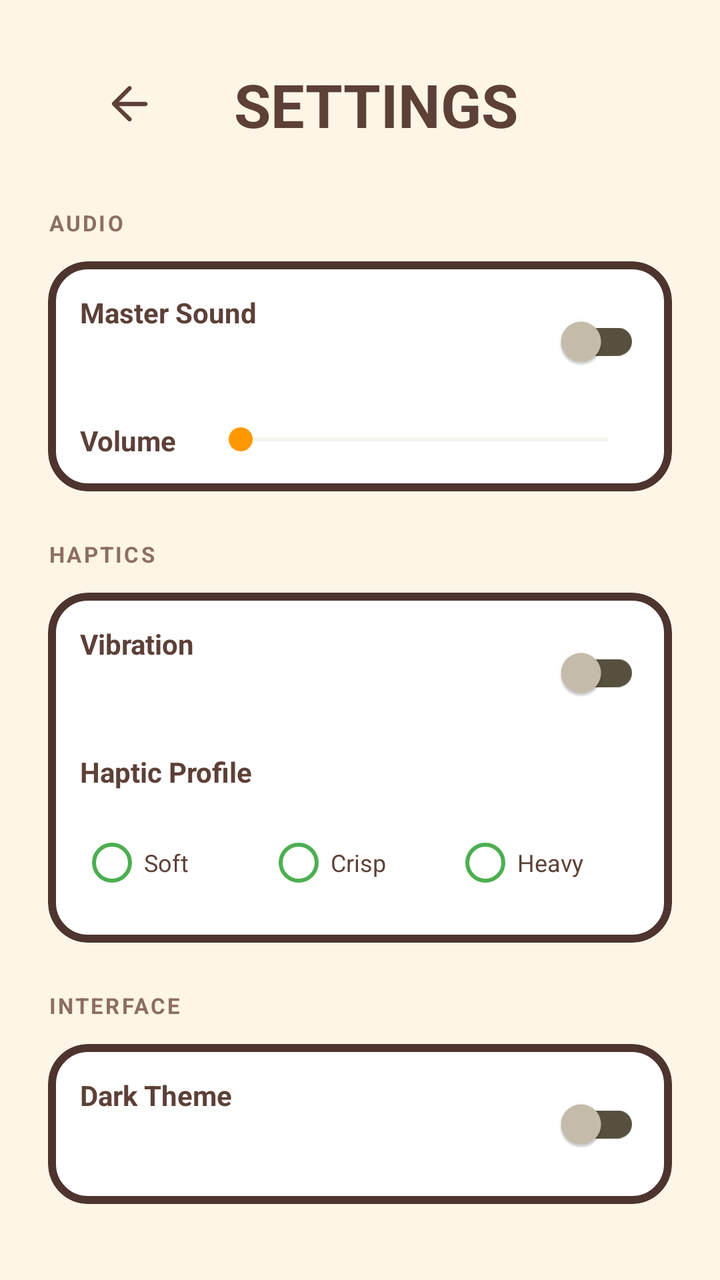
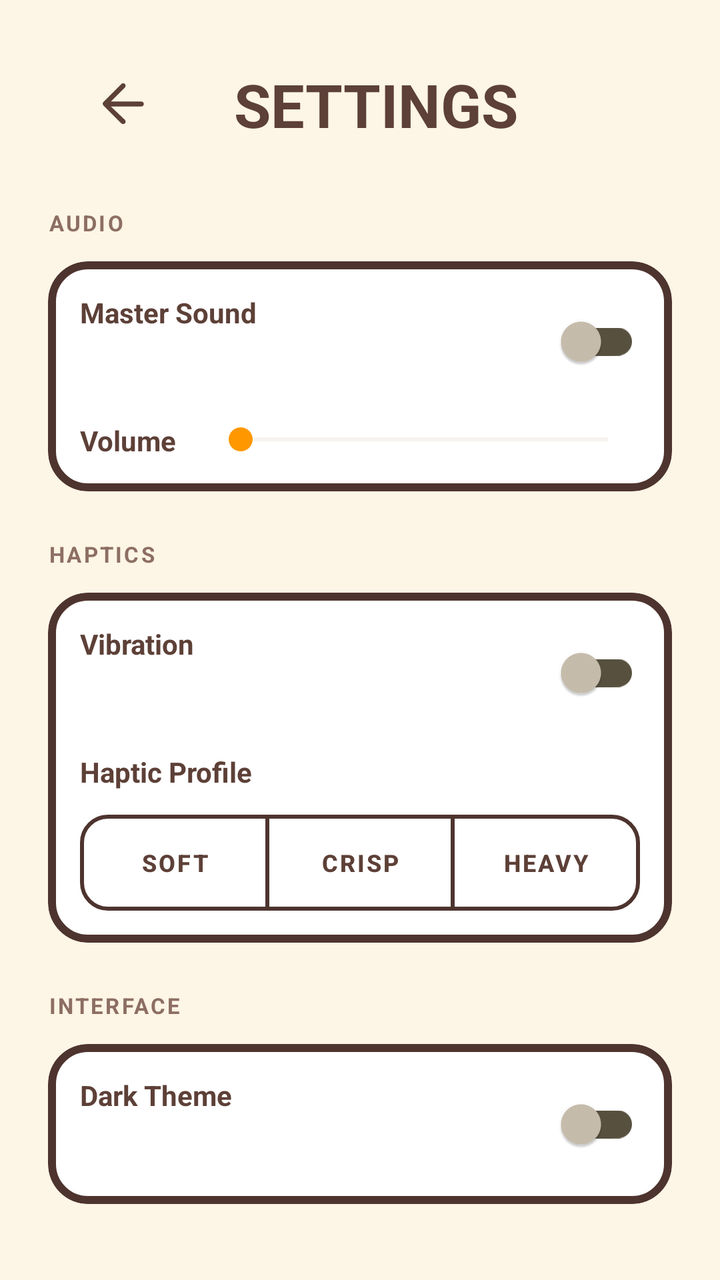

Two renders of the same Android screen: before a commit and after it. Below are the layout's source before the change and the commit's diff.
<!-- AndroidManifest.xml: activity theme Theme.Shell -->
<!-- res/layout/activity_settings.xml -->
<?xml version="1.0" encoding="utf-8"?>

<androidx.constraintlayout.widget.ConstraintLayout
    xmlns:android="http://schemas.android.com/apk/res/android"
    xmlns:app="http://schemas.android.com/apk/res-auto"
    android:layout_width="match_parent"
    android:layout_height="match_parent"
    android:background="@color/studio_background"
    android:padding="24dp">

    <androidx.appcompat.widget.Toolbar
        android:id="@+id/toolbar"
        android:layout_width="match_parent"
        android:layout_height="?attr/actionBarSize"
        android:background="@android:color/transparent"
        app:layout_constraintTop_toTopOf="parent"
        app:layout_constraintStart_toStartOf="parent"
        app:layout_constraintEnd_toEndOf="parent">

        <androidx.constraintlayout.widget.ConstraintLayout
            android:layout_width="match_parent"
            android:layout_height="match_parent">

            <ImageButton
                android:id="@+id/btnBack"
                android:layout_width="48dp"
                android:layout_height="48dp"
                android:background="?attr/selectableItemBackgroundBorderless"
                android:src="@drawable/ic_back_arrow"
                android:contentDescription="Back"
                app:layout_constraintStart_toStartOf="parent"
                app:layout_constraintTop_toTopOf="parent"
                app:layout_constraintBottom_toBottomOf="parent" />

            <TextView
                android:layout_width="wrap_content"
                android:layout_height="wrap_content"
                android:text="SETTINGS"
                android:textColor="@color/studio_on_background"
                android:textSize="@dimen/text_display_size"
                android:textStyle="bold"
                android:textAllCaps="true"
                app:layout_constraintStart_toStartOf="parent"
                app:layout_constraintEnd_toEndOf="parent"
                app:layout_constraintTop_toTopOf="parent"
                app:layout_constraintBottom_toBottomOf="parent" />

        </androidx.constraintlayout.widget.ConstraintLayout>
    </androidx.appcompat.widget.Toolbar>

    <androidx.core.widget.NestedScrollView
        android:layout_width="match_parent"
        android:layout_height="0dp"
        app:layout_constraintTop_toBottomOf="@id/toolbar"
        app:layout_constraintBottom_toBottomOf="parent"
        android:layout_marginTop="24dp">

        <LinearLayout
            android:layout_width="match_parent"
            android:layout_height="wrap_content"
            android:orientation="vertical">

            
            <TextView
                android:layout_width="wrap_content"
                android:layout_height="wrap_content"
                android:text="AUDIO"
                android:textColor="@color/studio_border"
                android:textSize="11sp"
                android:textStyle="bold"
                android:textAllCaps="true"
                android:letterSpacing="0.1"
                android:layout_marginBottom="12dp"/>

            <com.google.android.material.card.MaterialCardView
                android:layout_width="match_parent"
                android:layout_height="wrap_content"
                app:cardCornerRadius="@dimen/radius_card"
                app:cardElevation="0dp"
                app:strokeColor="@color/studio_border_dark"
                app:strokeWidth="@dimen/border_thickness"
                android:backgroundTint="@color/studio_surface"
                android:layout_marginBottom="24dp">
                <LinearLayout
                    android:layout_width="match_parent"
                    android:layout_height="wrap_content"
                    android:orientation="vertical"
                    android:padding="16dp">

                    <androidx.constraintlayout.widget.ConstraintLayout
                        android:layout_width="match_parent"
                        android:layout_height="wrap_content"
                        android:layout_marginBottom="16dp">
                        <TextView
                            android:id="@+id/tvSoundLabel"
                            android:layout_width="wrap_content"
                            android:layout_height="wrap_content"
                            android:text="Master Sound"
                            android:textColor="@color/studio_on_background"
                            android:textStyle="bold"
                            app:layout_constraintStart_toStartOf="parent"
                            app:layout_constraintTop_toTopOf="parent"/>
                        <com.google.android.material.switchmaterial.SwitchMaterial
                            android:id="@+id/switchSound"
                            android:layout_width="wrap_content"
                            android:layout_height="wrap_content"
                            app:thumbTint="@color/switch_thumb"
                            app:trackTint="@color/switch_track"
                            app:layout_constraintEnd_toEndOf="parent"
                            app:layout_constraintTop_toTopOf="parent"/>
                    </androidx.constraintlayout.widget.ConstraintLayout>

                    <androidx.constraintlayout.widget.ConstraintLayout
                        android:layout_width="match_parent"
                        android:layout_height="wrap_content">
                        <TextView
                            android:id="@+id/tvVolumeLabel"
                            android:layout_width="wrap_content"
                            android:layout_height="wrap_content"
                            android:text="Volume"
                            android:textColor="@color/studio_on_background"
                            android:textStyle="bold"
                            app:layout_constraintStart_toStartOf="parent"
                            app:layout_constraintTop_toTopOf="parent"/>
                        <SeekBar
                            android:id="@+id/seekVolume"
                            android:layout_width="0dp"
                            android:layout_height="wrap_content"
                            android:max="100"
                            android:progressTint="@color/studio_accent"
                            android:progressBackgroundTint="@color/studio_muted"
                            android:thumbTint="@color/studio_accent"
                            app:layout_constraintEnd_toEndOf="parent"
                            app:layout_constraintStart_toEndOf="@id/tvVolumeLabel"
                            app:layout_constraintTop_toTopOf="parent"
                            android:layout_marginStart="16dp"/>
                    </androidx.constraintlayout.widget.ConstraintLayout>
                </LinearLayout>
            </com.google.android.material.card.MaterialCardView>

            
            <TextView
                android:layout_width="wrap_content"
                android:layout_height="wrap_content"
                android:text="HAPTICS"
                android:textColor="@color/studio_border"
                android:textSize="11sp"
                android:textStyle="bold"
                android:textAllCaps="true"
                android:letterSpacing="0.1"
                android:layout_marginBottom="12dp"/>

            <com.google.android.material.card.MaterialCardView
                android:layout_width="match_parent"
                android:layout_height="wrap_content"
                app:cardCornerRadius="@dimen/radius_card"
                app:cardElevation="0dp"
                app:strokeColor="@color/studio_border_dark"
                app:strokeWidth="@dimen/border_thickness"
                android:backgroundTint="@color/studio_surface"
                android:layout_marginBottom="24dp">
                <LinearLayout
                    android:layout_width="match_parent"
                    android:layout_height="wrap_content"
                    android:orientation="vertical"
                    android:padding="16dp">

                    <androidx.constraintlayout.widget.ConstraintLayout
                        android:layout_width="match_parent"
                        android:layout_height="wrap_content"
                        android:layout_marginBottom="16dp">
                        <TextView
                            android:layout_width="wrap_content"
                            android:layout_height="wrap_content"
                            android:text="Vibration"
                            android:textColor="@color/studio_on_background"
                            android:textStyle="bold"
                            app:layout_constraintStart_toStartOf="parent"
                            app:layout_constraintTop_toTopOf="parent"/>
                        <com.google.android.material.switchmaterial.SwitchMaterial
                            android:id="@+id/switchVibe"
                            android:layout_width="wrap_content"
                            android:layout_height="wrap_content"
                            app:thumbTint="@color/switch_thumb"
                            app:trackTint="@color/switch_track"
                            app:layout_constraintEnd_toEndOf="parent"
                            app:layout_constraintTop_toTopOf="parent"/>
                    </androidx.constraintlayout.widget.ConstraintLayout>

                    <TextView
                        android:layout_width="wrap_content"
                        android:layout_height="wrap_content"
                        android:text="Haptic Profile"
                        android:textColor="@color/studio_on_background"
                        android:textStyle="bold"
                        android:layout_marginBottom="12dp"/>
                    <RadioGroup
                        android:id="@+id/rgHaptic"
                        android:layout_width="match_parent"
                        android:layout_height="wrap_content"
                        android:orientation="horizontal">
                        <RadioButton
                            android:id="@+id/rbHapticSoft"
                            android:layout_width="0dp"
                            android:layout_height="wrap_content"
                            android:layout_weight="1"
                            android:buttonTint="@color/studio_primary"
                            android:text="Soft"
                            android:textColor="@color/studio_on_background"
                            android:textSize="12sp"/>
                        <RadioButton
                            android:id="@+id/rbHapticCrisp"
                            android:layout_width="0dp"
                            android:layout_height="wrap_content"
                            android:layout_weight="1"
                            android:buttonTint="@color/studio_primary"
                            android:text="Crisp"
                            android:textColor="@color/studio_on_background"
                            android:textSize="12sp"/>
                        <RadioButton
                            android:id="@+id/rbHapticHeavy"
                            android:layout_width="0dp"
                            android:layout_height="wrap_content"
                            android:layout_weight="1"
                            android:buttonTint="@color/studio_primary"
                            android:text="Heavy"
                            android:textColor="@color/studio_on_background"
                            android:textSize="12sp"/>
                        </RadioGroup>
                    </LinearLayout>
                </com.google.android.material.card.MaterialCardView>

            
            <TextView
                android:layout_width="wrap_content"
                android:layout_height="wrap_content"
                android:text="INTERFACE"
                android:textColor="@color/studio_border"
                android:textSize="11sp"
                android:textStyle="bold"
                android:textAllCaps="true"
                android:letterSpacing="0.1"
                android:layout_marginBottom="12dp"/>

            <com.google.android.material.card.MaterialCardView
                android:layout_width="match_parent"
                android:layout_height="wrap_content"
                app:cardCornerRadius="@dimen/radius_card"
                app:cardElevation="0dp"
                app:strokeColor="@color/studio_border_dark"
                app:strokeWidth="@dimen/border_thickness"
                android:backgroundTint="@color/studio_surface"
                android:layout_marginBottom="24dp">
                <androidx.constraintlayout.widget.ConstraintLayout
                    android:layout_width="match_parent"
                    android:layout_height="wrap_content"
                    android:padding="16dp">
                    <TextView
                        android:layout_width="wrap_content"
                        android:layout_height="wrap_content"
                        android:text="Dark Theme"
                        android:textColor="@color/studio_on_background"
                        android:textStyle="bold"
                        app:layout_constraintStart_toStartOf="parent"
                        app:layout_constraintTop_toTopOf="parent"/>
                    <com.google.android.material.switchmaterial.SwitchMaterial
                        android:id="@+id/switchTheme"
                        android:layout_width="wrap_content"
                        android:layout_height="wrap_content"
                        app:thumbTint="@color/switch_thumb"
                        app:trackTint="@color/switch_track"
                        app:layout_constraintEnd_toEndOf="parent"
                        app:layout_constraintTop_toTopOf="parent"/>
                </androidx.constraintlayout.widget.ConstraintLayout>
            </com.google.android.material.card.MaterialCardView>

        </LinearLayout>
    </androidx.core.widget.NestedScrollView>
</androidx.constraintlayout.widget.ConstraintLayout>
<!-- resources referenced by this layout -->
<resources>
  <color name="studio_accent">#FF9800</color>
  <color name="studio_background">#FDF5E6</color>
  <color name="studio_border">#8D6E63</color>
  <color name="studio_border_dark">#4E342E</color>
  <color name="studio_muted">#E0D5C1</color>
  <color name="studio_on_background">#5D4037</color>
  <color name="studio_primary">#4CAF50</color>
  <color name="studio_surface">#FFFFFF</color>
  <dimen name="border_thickness">4dp</dimen>
  <dimen name="radius_card">20dp</dimen>
  <dimen name="text_display_size">30sp</dimen>
  <!-- drawable ic_back_arrow (drawable) -->
  <?xml version="1.0" encoding="utf-8"?>
  
  <vector xmlns:android="http://schemas.android.com/apk/res/android"
      android:width="26dp"
      android:height="26dp"
      android:viewportWidth="24"
      android:viewportHeight="24">
      
      <path
          android:fillColor="@color/studio_on_background"
          android:pathData="M20,11H7.83l5.59,-5.59c0.39,-0.39 0.39,-1.02 0,-1.41 -0.39,-0.39 -1.02,-0.39 -1.41,0l-7.17,7.17c-0.39,0.39 -0.39,1.02 0,1.41l7.17,7.17c0.2,0.2 0.45,0.29 0.71,0.29 0.26,0 0.51,-0.1 0.71,-0.29 0.39,-0.39 0.39,-1.02 0,-1.41L7.83,13H20c0.55,0 1,-0.45 1,-1s-0.45,-1 -1,-1z"/>
  </vector>
  <style name="Theme.Shell" parent="Theme.MaterialComponents.DayNight.NoActionBar">
          <item name="colorPrimary">@color/studio_ink</item>
          <item name="colorPrimaryVariant">@color/studio_ink</item>
          <item name="colorOnPrimary">@color/white</item>
          <item name="colorSecondary">@color/studio_accent</item>
          <item name="colorSecondaryVariant">@color/studio_accent</item>
          <item name="colorOnSecondary">@color/white</item>
          <item name="android:colorAccent">@color/studio_accent</item>
          <item name="android:statusBarColor">@color/studio_background</item>
          <item name="android:windowLightStatusBar">true</item>
          <item name="android:windowBackground">@color/studio_background</item>
      </style>
  <color name="studio_ink">#5D4037</color>
  <color name="white">#FFFFFFFF</color>
</resources>

<!-- the commit's change to res/layout/activity_settings.xml (unified diff, before → after) -->
@@ -23,8 +23,9 @@
 
             <ImageButton
                 android:id="@+id/btnBack"
-                android:layout_width="48dp"
-                android:layout_height="48dp"
+                android:layout_width="56dp"
+                android:layout_height="56dp"
+                android:layout_marginStart="-8dp"
                 android:background="?attr/selectableItemBackgroundBorderless"
                 android:src="@drawable/ic_back_arrow"
                 android:contentDescription="Back"
@@ -194,39 +195,75 @@
                         android:textColor="@color/studio_on_background"
                         android:textStyle="bold"
                         android:layout_marginBottom="12dp"/>
-                    <RadioGroup
-                        android:id="@+id/rgHaptic"
+                    <com.google.android.material.button.MaterialButtonToggleGroup
+                        android:id="@+id/toggleHaptic"
                         android:layout_width="match_parent"
                         android:layout_height="wrap_content"
-                        android:orientation="horizontal">
-                        <RadioButton
-                            android:id="@+id/rbHapticSoft"
+                        app:singleSelection="true"
+                        app:selectionRequired="true">
+
+                        <Button
+                            android:id="@+id/toggleHapticSoft"
+                            style="?attr/materialButtonOutlinedStyle"
                             android:layout_width="0dp"
                             android:layout_height="wrap_content"
                             android:layout_weight="1"
-                            android:buttonTint="@color/studio_primary"
-                            android:text="Soft"
-                            android:textColor="@color/studio_on_background"
-                            android:textSize="12sp"/>
-                        <RadioButton
-                            android:id="@+id/rbHapticCrisp"
+                            android:layout_marginEnd="6dp"
+                            android:insetTop="0dp"
+                            android:insetBottom="0dp"
+                            android:paddingTop="12dp"
+                            android:paddingBottom="12dp"
+                            android:text="SOFT"
+                            android:textSize="12sp"
+                            android:textStyle="bold"
+                            android:textColor="@color/haptic_btn_text"
+                            app:backgroundTint="@color/haptic_btn_bg"
+                            app:strokeColor="@color/haptic_btn_stroke"
+                            app:strokeWidth="2dp"
+                            app:cornerRadius="14dp"
+                            app:rippleColor="#22388E3C"/>
+
+                        <Button
+                            android:id="@+id/toggleHapticCrisp"
+                            style="?attr/materialButtonOutlinedStyle"
                             android:layout_width="0dp"
                             android:layout_height="wrap_content"
                             android:layout_weight="1"
-                            android:buttonTint="@color/studio_primary"
-                            android:text="Crisp"
-                            android:textColor="@color/studio_on_background"
-                            android:textSize="12sp"/>
-                        <RadioButton
-                            android:id="@+id/rbHapticHeavy"
+                            android:layout_marginEnd="6dp"
+                            android:insetTop="0dp"
+                            android:insetBottom="0dp"
+                            android:paddingTop="12dp"
+                            android:paddingBottom="12dp"
+                            android:text="CRISP"
+                            android:textSize="12sp"
+                            android:textStyle="bold"
+                            android:textColor="@color/haptic_btn_text"
+                            app:backgroundTint="@color/haptic_btn_bg"
+                            app:strokeColor="@color/haptic_btn_stroke"
+                            app:strokeWidth="2dp"
+                            app:cornerRadius="14dp"
+                            app:rippleColor="#22388E3C"/>
+
+                        <Button
+                            android:id="@+id/toggleHapticHeavy"
+                            style="?attr/materialButtonOutlinedStyle"
                             android:layout_width="0dp"
                             android:layout_height="wrap_content"
                             android:layout_weight="1"
-                            android:buttonTint="@color/studio_primary"
-                            android:text="Heavy"
-                            android:textColor="@color/studio_on_background"
-                            android:textSize="12sp"/>
-                        </RadioGroup>
+                            android:insetTop="0dp"
+                            android:insetBottom="0dp"
+                            android:paddingTop="12dp"
+                            android:paddingBottom="12dp"
+                            android:text="HEAVY"
+                            android:textSize="12sp"
+                            android:textStyle="bold"
+                            android:textColor="@color/haptic_btn_text"
+                            app:backgroundTint="@color/haptic_btn_bg"
+                            app:strokeColor="@color/haptic_btn_stroke"
+                            app:strokeWidth="2dp"
+                            app:cornerRadius="14dp"
+                            app:rippleColor="#22388E3C"/>
+                    </com.google.android.material.button.MaterialButtonToggleGroup>
                     </LinearLayout>
                 </com.google.android.material.card.MaterialCardView>
 
<!-- resource entries referenced after the edit -->
@@ -6,7 +6,6 @@
   <color name="studio_border_dark">#4E342E</color>
   <color name="studio_muted">#E0D5C1</color>
   <color name="studio_on_background">#5D4037</color>
-  <color name="studio_primary">#4CAF50</color>
   <color name="studio_surface">#FFFFFF</color>
   <dimen name="border_thickness">4dp</dimen>
   <dimen name="radius_card">20dp</dimen>
@@ -15,8 +14,8 @@
   <?xml version="1.0" encoding="utf-8"?>
   
   <vector xmlns:android="http://schemas.android.com/apk/res/android"
-      android:width="26dp"
-      android:height="26dp"
+      android:width="30dp"
+      android:height="30dp"
       android:viewportWidth="24"
       android:viewportHeight="24">
       
